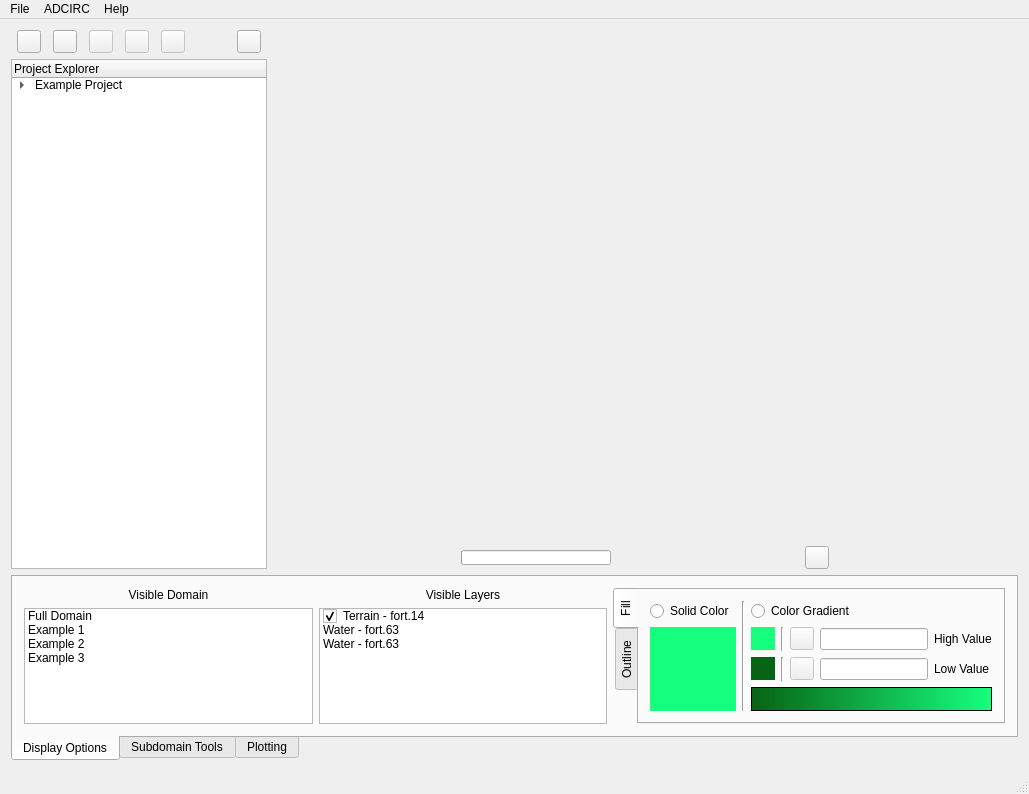
Old version of the form MainWindow.ui in the repository atdyer/adcircSubdomainTool.
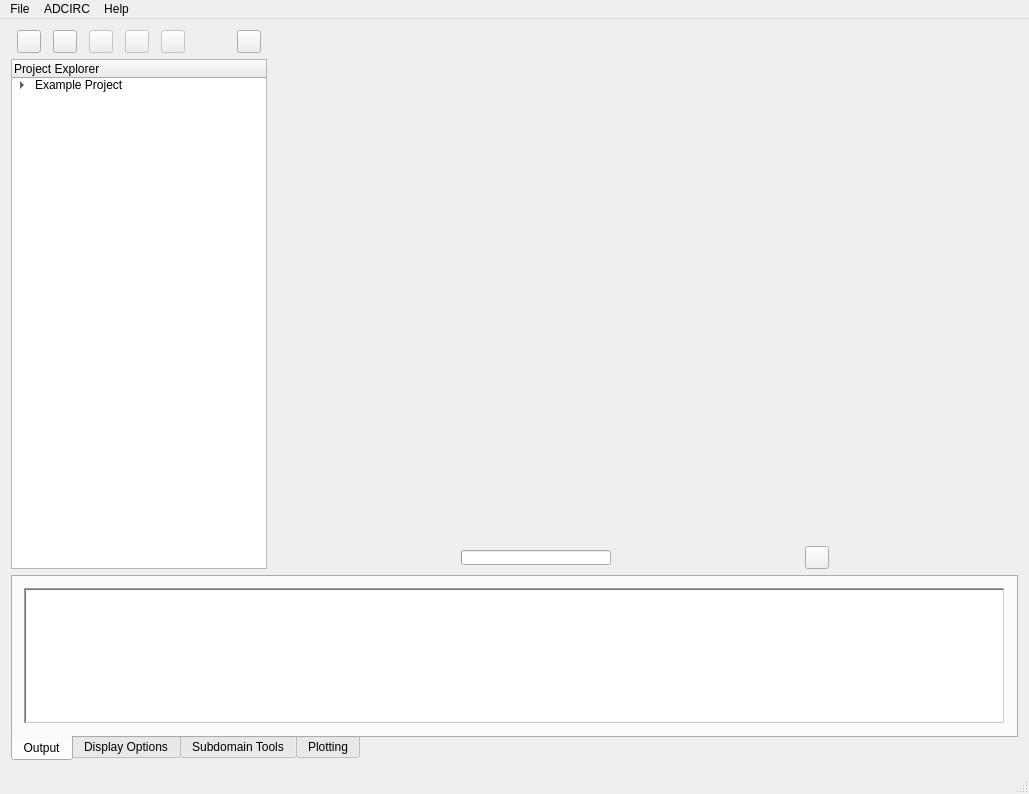
New version of the form. Icons and pictures are not drawn. Custom widgets are drawn as their Qt base class.

Commit message: Added output tab functionality

```diff
--- a/MainWindow.ui
+++ b/MainWindow.ui
@@ -398,6 +398,35 @@
       <property name="tabsClosable">
        <bool>false</bool>
       </property>
+      <widget class="QWidget" name="outputTab">
+       <attribute name="title">
+        <string>Output</string>
+       </attribute>
+       <layout class="QHBoxLayout" name="horizontalLayout">
+        <item>
+         <widget class="QTextEdit" name="outputBox">
+          <property name="enabled">
+           <bool>true</bool>
+          </property>
+          <property name="sizePolicy">
+           <sizepolicy hsizetype="Expanding" vsizetype="Ignored">
+            <horstretch>0</horstretch>
+            <verstretch>0</verstretch>
+           </sizepolicy>
+          </property>
+          <property name="frameShape">
+           <enum>QFrame::WinPanel</enum>
+          </property>
+          <property name="frameShadow">
+           <enum>QFrame::Sunken</enum>
+          </property>
+          <property name="readOnly">
+           <bool>true</bool>
+          </property>
+         </widget>
+        </item>
+       </layout>
+      </widget>
       <widget class="QWidget" name="displayTab">
        <attribute name="title">
         <string>Display Options</string>
```
The commit also changes 7 other files.
